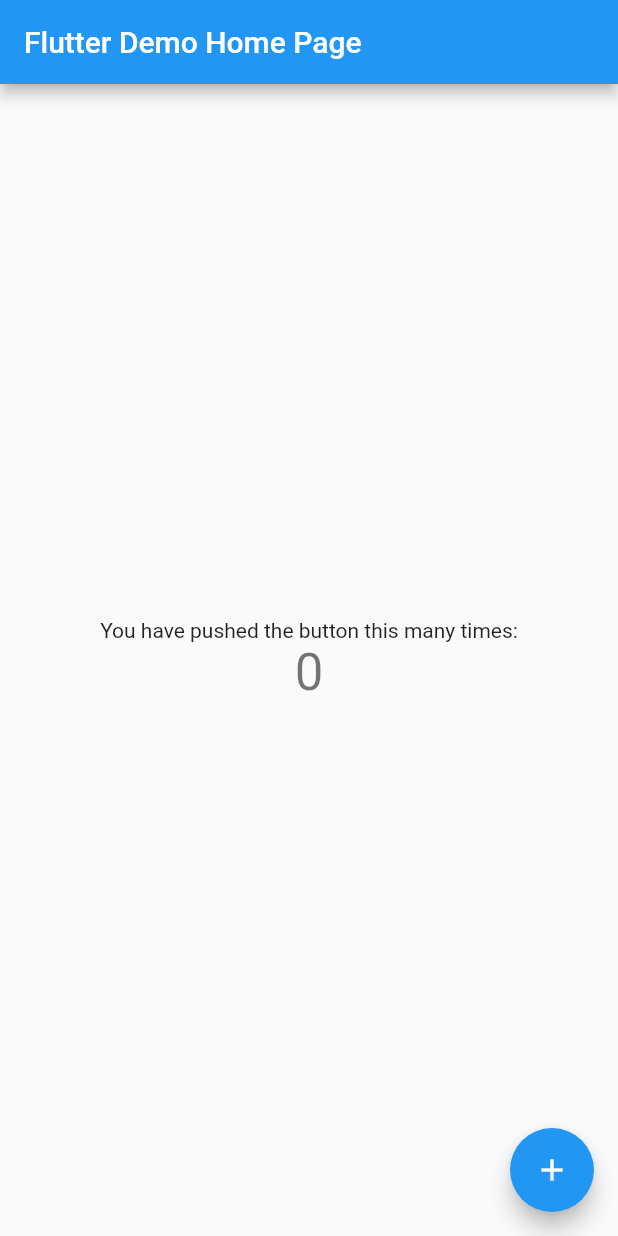
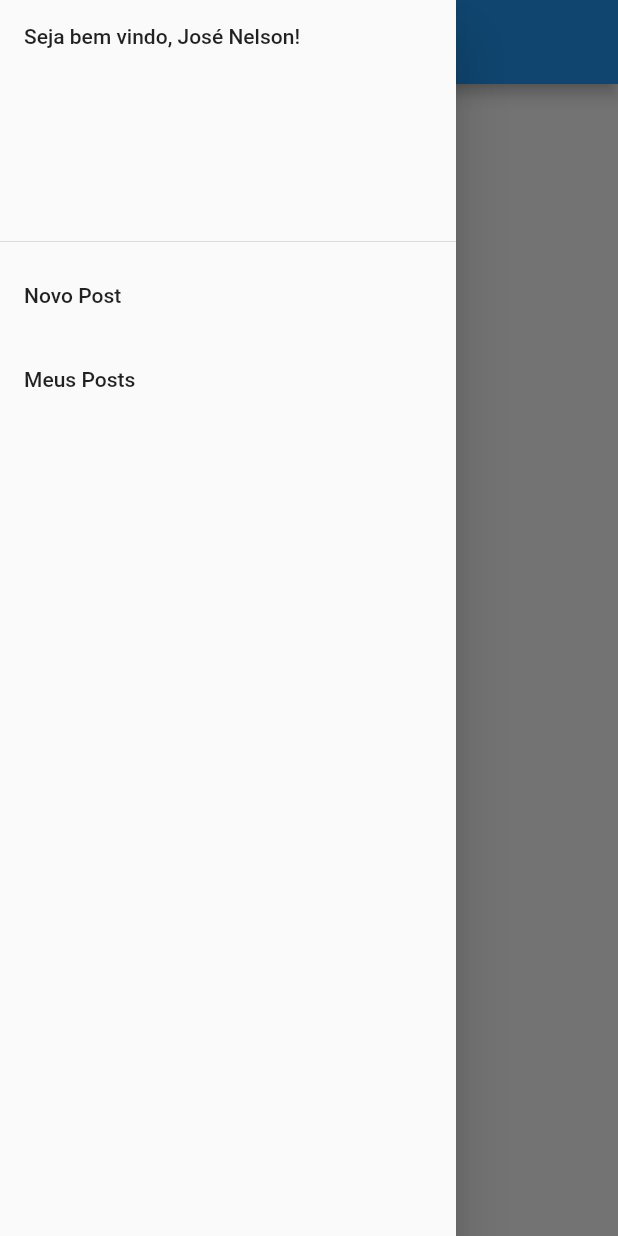
Before and after one commit to josenelsoncultri/AskFlutter, a Flutter app: the screen it shows after launch, with the side drawer open (before the commit the screen has no drawer), on a phone screen of 412 x 824 dp. Run offline on Flutter 3.47's test engine with Material 2 defaults, Android fonts, the phone set to English and light mode, and no system bars.

Commit message:
Criando componente de menu e integrando arquivos separados

```diff
--- /dev/null
+++ b/askflutter/lib/home.dart
@@ -0,0 +1,31 @@
+import 'package:flutter/material.dart';
+import 'menu.dart';
+
+class HomePage extends StatefulWidget {
+  @override
+  _HomePageState createState() => _HomePageState();
+}
+
+class _HomePageState extends State<HomePage>{
+  @override
+  void initState() {
+    super.initState();
+  }
+
+  @override
+  Widget build(BuildContext context){
+    return Scaffold(
+      appBar: AppBar(
+        title:Text("AskFlutter"),
+        centerTitle: true,
+      ),
+      drawer:Menu(),
+      body: Column(
+        children:<Widget>[
+          Text("Testando"),
+          Text("Teste")
+        ]
+      )
+    );
+  }
+}
--- a/askflutter/lib/main.dart
+++ b/askflutter/lib/main.dart
@@ -1,111 +1,6 @@
+import 'package:askflutter/home.dart';
 import 'package:flutter/material.dart';
 
-void main() => runApp(MyApp());
-
-class MyApp extends StatelessWidget {
-  // This widget is the root of your application.
-  @override
-  Widget build(BuildContext context) {
-    return MaterialApp(
-      title: 'Flutter Demo',
-      theme: ThemeData(
-        // This is the theme of your application.
-        //
-        // Try running your application with "flutter run". You'll see the
-        // application has a blue toolbar. Then, without quitting the app, try
-        // changing the primarySwatch below to Colors.green and then invoke
-        // "hot reload" (press "r" in the console where you ran "flutter run",
-        // or simply save your changes to "hot reload" in a Flutter IDE).
-        // Notice that the counter didn't reset back to zero; the application
-        // is not restarted.
-        primarySwatch: Colors.blue,
-      ),
-      home: MyHomePage(title: 'Flutter Demo Home Page'),
-    );
-  }
-}
-
-class MyHomePage extends StatefulWidget {
-  MyHomePage({Key key, this.title}) : super(key: key);
-
-  // This widget is the home page of your application. It is stateful, meaning
-  // that it has a State object (defined below) that contains fields that affect
-  // how it looks.
-
-  // This class is the configuration for the state. It holds the values (in this
-  // case the title) provided by the parent (in this case the App widget) and
-  // used by the build method of the State. Fields in a Widget subclass are
-  // always marked "final".
-
-  final String title;
-
-  @override
-  _MyHomePageState createState() => _MyHomePageState();
-}
-
-class _MyHomePageState extends State<MyHomePage> {
-  int _counter = 0;
-
-  void _incrementCounter() {
-    setState(() {
-      // This call to setState tells the Flutter framework that something has
-      // changed in this State, which causes it to rerun the build method below
-      // so that the display can reflect the updated values. If we changed
-      // _counter without calling setState(), then the build method would not be
-      // called again, and so nothing would appear to happen.
-      _counter++;
-    });
-  }
-
-  @override
-  Widget build(BuildContext context) {
-    // This method is rerun every time setState is called, for instance as done
-    // by the _incrementCounter method above.
-    //
-    // The Flutter framework has been optimized to make rerunning build methods
-    // fast, so that you can just rebuild anything that needs updating rather
-    // than having to individually change instances of widgets.
-    return Scaffold(
-      appBar: AppBar(
-        // Here we take the value from the MyHomePage object that was created by
-        // the App.build method, and use it to set our appbar title.
-        title: Text(widget.title),
-      ),
-      body: Center(
-        // Center is a layout widget. It takes a single child and positions it
-        // in the middle of the parent.
-        child: Column(
-          // Column is also layout widget. It takes a list of children and
-          // arranges them vertically. By default, it sizes itself to fit its
-          // children horizontally, and tries to be as tall as its parent.
-          //
-          // Invoke "debug painting" (press "p" in the console, choose the
-          // "Toggle Debug Paint" action from the Flutter Inspector in Android
-          // Studio, or the "Toggle Debug Paint" command in Visual Studio Code)
-          // to see the wireframe for each widget.
-          //
-          // Column has various properties to control how it sizes itself and
-          // how it positions its children. Here we use mainAxisAlignment to
-          // center the children vertically; the main axis here is the vertical
-          // axis because Columns are vertical (the cross axis would be
-          // horizontal).
-          mainAxisAlignment: MainAxisAlignment.center,
-          children: <Widget>[
-            Text(
-              'You have pushed the button this many times:',
-            ),
-            Text(
-              '$_counter',
-              style: Theme.of(context).textTheme.display1,
-            ),
-          ],
-        ),
-      ),
-      floatingActionButton: FloatingActionButton(
-        onPressed: _incrementCounter,
-        tooltip: 'Increment',
-        child: Icon(Icons.add),
-      ), // This trailing comma makes auto-formatting nicer for build methods.
-    );
-  }
-}
+void main() => runApp(MaterialApp(
+  home:HomePage()
+));
--- /dev/null
+++ b/askflutter/lib/menu.dart
@@ -0,0 +1,36 @@
+import 'package:flutter/material.dart';
+import 'package:flutter/widgets.dart';
+
+class Menu extends StatefulWidget
+{
+  @override
+  _MenuState createState() => _MenuState();
+}
+
+class _MenuState extends State<Menu>{
+  @override
+  Widget build(BuildContext context) {
+    return Drawer(
+        child: ListView(
+          padding:EdgeInsets.zero,
+          children:<Widget>[
+            DrawerHeader(
+              child: Text("Seja bem vindo, José Nelson!"),
+            ),
+            ListTile(
+              title:Text("Novo Post"),
+              onTap: () {
+
+              }
+            ),
+            ListTile(
+              title:Text("Meus Posts"),
+              onTap: () {
+
+              }
+            )
+          ]
+        )
+    );
+  }
+}
```
Also changed, not shown: 1 other file.
